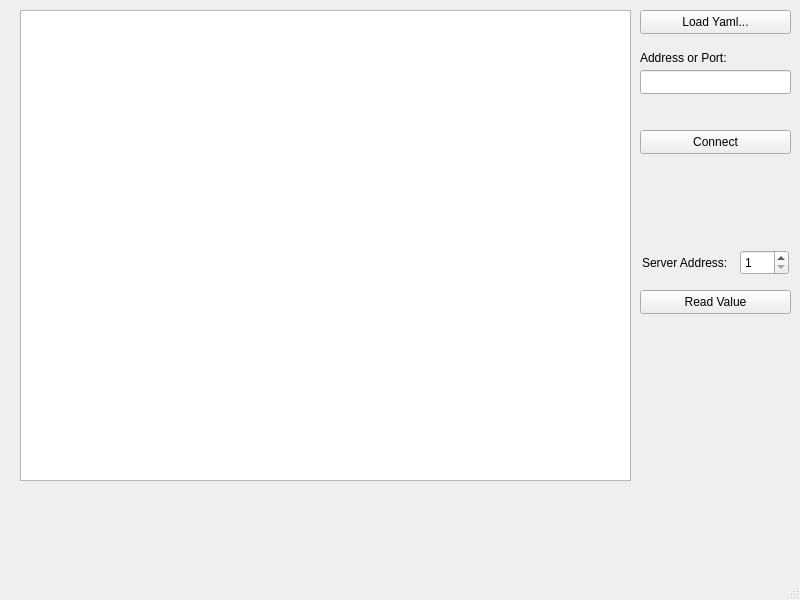
This is Qt/PV_View/mainwindow.ui in Rolloke/GUI-Apps as Qt 5 draws it before an edit. The edited form follows.
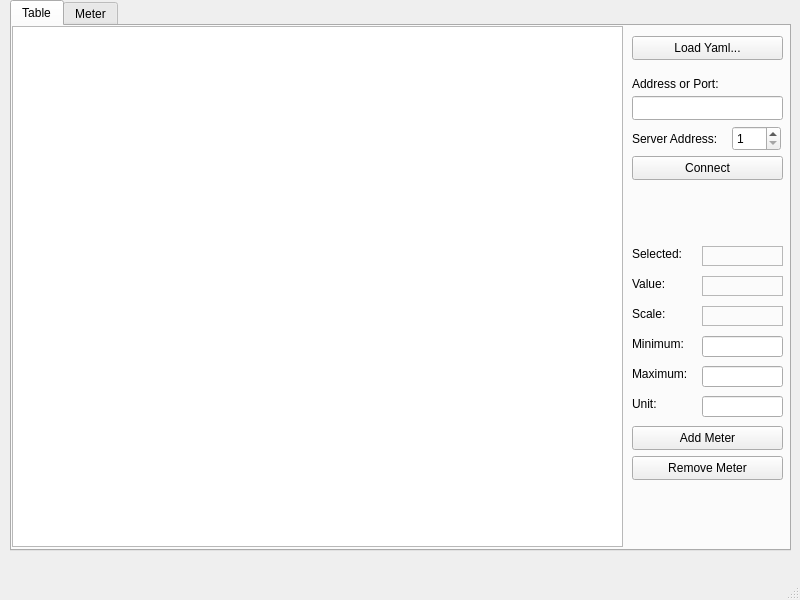
This is the edited form. The open tabs and pages were chosen to show the change.

Commit message: added progress bar to sho values grafically

The edit to the form file:
```diff
--- a/Qt/PV_View/mainwindow.ui
+++ b/Qt/PV_View/mainwindow.ui
@@ -14,13 +14,32 @@
    <string>MainWindow</string>
   </property>
   <widget class="QWidget" name="centralwidget">
+   <widget class="QTabWidget" name="tabWidget">
+    <property name="geometry">
+     <rect>
+      <x>10</x>
+      <y>0</y>
+      <width>781</width>
+      <height>551</height>
+     </rect>
+    </property>
+    <property name="tabShape">
+     <enum>QTabWidget::Rounded</enum>
+    </property>
+    <property name="currentIndex">
+     <number>1</number>
+    </property>
+    <widget class="QWidget" name="tabTable">
+     <attribute name="title">
+      <string>Table</string>
+     </attribute>
    <widget class="QTableView" name="tableView">
     <property name="geometry">
      <rect>
-      <x>20</x>
-      <y>10</y>
+        <x>0</x>
+        <y>0</y>
       <width>611</width>
-      <height>471</height>
+        <height>521</height>
      </rect>
     </property>
     <property name="editTriggers">
@@ -36,7 +55,7 @@
    <widget class="QPushButton" name="btnLoadYamlFile">
     <property name="geometry">
      <rect>
-      <x>640</x>
+        <x>620</x>
       <y>10</y>
       <width>151</width>
       <height>24</height>
@@ -46,24 +65,53 @@
      <string>Load Yaml...</string>
     </property>
    </widget>
-   <widget class="QPushButton" name="btnReadValue">
+     <widget class="QLineEdit" name="edtAddress">
     <property name="geometry">
      <rect>
-      <x>640</x>
-      <y>290</y>
+        <x>620</x>
+        <y>70</y>
       <width>151</width>
       <height>24</height>
      </rect>
     </property>
+     </widget>
+     <widget class="QPushButton" name="btnConnect">
+      <property name="geometry">
+       <rect>
+        <x>620</x>
+        <y>130</y>
+        <width>151</width>
+        <height>24</height>
+       </rect>
+      </property>
     <property name="text">
-     <string>Read Value</string>
+       <string>Connect</string>
+      </property>
+     </widget>
+     <widget class="QLabel" name="labelServerAddress">
+      <property name="geometry">
+       <rect>
+        <x>620</x>
+        <y>100</y>
+        <width>92</width>
+        <height>25</height>
+       </rect>
+      </property>
+      <property name="sizePolicy">
+       <sizepolicy hsizetype="Maximum" vsizetype="Preferred">
+        <horstretch>0</horstretch>
+        <verstretch>0</verstretch>
+       </sizepolicy>
+      </property>
+      <property name="text">
+       <string>Server Address:</string>
     </property>
    </widget>
    <widget class="QSpinBox" name="edtServerAddress">
     <property name="geometry">
      <rect>
-      <x>740</x>
-      <y>250</y>
+        <x>720</x>
+        <y>100</y>
       <width>49</width>
       <height>25</height>
      </rect>
@@ -81,52 +129,23 @@
      <number>247</number>
     </property>
    </widget>
-   <widget class="QLabel" name="label_27">
+     <widget class="QPushButton" name="btnAddMeter">
     <property name="geometry">
      <rect>
-      <x>642</x>
-      <y>250</y>
-      <width>92</width>
-      <height>25</height>
-     </rect>
-    </property>
-    <property name="sizePolicy">
-     <sizepolicy hsizetype="Maximum" vsizetype="Preferred">
-      <horstretch>0</horstretch>
-      <verstretch>0</verstretch>
-     </sizepolicy>
-    </property>
-    <property name="text">
-     <string>Server Address:</string>
-    </property>
-   </widget>
-   <widget class="QPushButton" name="btnConnect">
-    <property name="geometry">
-     <rect>
-      <x>640</x>
-      <y>130</y>
+        <x>620</x>
+        <y>400</y>
       <width>151</width>
       <height>24</height>
      </rect>
     </property>
     <property name="text">
-     <string>Connect</string>
-    </property>
-   </widget>
-   <widget class="QLineEdit" name="edtAddress">
+       <string>Add Meter</string>
+      </property>
+     </widget>
+     <widget class="QLabel" name="labelAddressOrPort">
     <property name="geometry">
      <rect>
-      <x>640</x>
-      <y>70</y>
-      <width>151</width>
-      <height>24</height>
-     </rect>
-    </property>
-   </widget>
-   <widget class="QLabel" name="label">
-    <property name="geometry">
-     <rect>
-      <x>640</x>
+        <x>620</x>
       <y>50</y>
       <width>151</width>
       <height>16</height>
@@ -135,6 +154,366 @@
     <property name="text">
      <string>Address or Port:</string>
     </property>
+     </widget>
+     <widget class="QLabel" name="labelSelected">
+      <property name="geometry">
+       <rect>
+        <x>620</x>
+        <y>220</y>
+        <width>61</width>
+        <height>16</height>
+       </rect>
+      </property>
+      <property name="text">
+       <string>Selected:</string>
+      </property>
+     </widget>
+     <widget class="QLabel" name="textSelected">
+      <property name="geometry">
+       <rect>
+        <x>690</x>
+        <y>220</y>
+        <width>81</width>
+        <height>20</height>
+       </rect>
+      </property>
+      <property name="frameShape">
+       <enum>QFrame::StyledPanel</enum>
+      </property>
+      <property name="text">
+       <string/>
+      </property>
+      <property name="margin">
+       <number>0</number>
+      </property>
+     </widget>
+     <widget class="QLabel" name="label">
+      <property name="geometry">
+       <rect>
+        <x>620</x>
+        <y>310</y>
+        <width>58</width>
+        <height>16</height>
+       </rect>
+      </property>
+      <property name="text">
+       <string>Minimum:</string>
+      </property>
+     </widget>
+     <widget class="QLineEdit" name="edtMinimum">
+      <property name="geometry">
+       <rect>
+        <x>690</x>
+        <y>310</y>
+        <width>81</width>
+        <height>21</height>
+       </rect>
+      </property>
+     </widget>
+     <widget class="QLabel" name="labelMaximum">
+      <property name="geometry">
+       <rect>
+        <x>620</x>
+        <y>340</y>
+        <width>58</width>
+        <height>16</height>
+       </rect>
+      </property>
+      <property name="text">
+       <string>Maximum:</string>
+      </property>
+     </widget>
+     <widget class="QLineEdit" name="edtMaximum">
+      <property name="geometry">
+       <rect>
+        <x>690</x>
+        <y>340</y>
+        <width>81</width>
+        <height>21</height>
+       </rect>
+      </property>
+     </widget>
+     <widget class="QLabel" name="labelUnit">
+      <property name="geometry">
+       <rect>
+        <x>620</x>
+        <y>370</y>
+        <width>58</width>
+        <height>16</height>
+       </rect>
+      </property>
+      <property name="text">
+       <string>Unit:</string>
+      </property>
+     </widget>
+     <widget class="QLineEdit" name="edtUnit">
+      <property name="geometry">
+       <rect>
+        <x>690</x>
+        <y>370</y>
+        <width>81</width>
+        <height>21</height>
+       </rect>
+      </property>
+     </widget>
+     <widget class="QPushButton" name="pushButton">
+      <property name="geometry">
+       <rect>
+        <x>620</x>
+        <y>430</y>
+        <width>151</width>
+        <height>24</height>
+       </rect>
+      </property>
+      <property name="text">
+       <string>Remove Meter</string>
+      </property>
+     </widget>
+     <widget class="QLabel" name="labelValue">
+      <property name="geometry">
+       <rect>
+        <x>620</x>
+        <y>250</y>
+        <width>61</width>
+        <height>16</height>
+       </rect>
+      </property>
+      <property name="text">
+       <string>Value:</string>
+      </property>
+     </widget>
+     <widget class="QLabel" name="textValue">
+      <property name="geometry">
+       <rect>
+        <x>690</x>
+        <y>250</y>
+        <width>81</width>
+        <height>20</height>
+       </rect>
+      </property>
+      <property name="frameShape">
+       <enum>QFrame::StyledPanel</enum>
+      </property>
+      <property name="text">
+       <string/>
+      </property>
+      <property name="margin">
+       <number>0</number>
+      </property>
+     </widget>
+     <widget class="QLabel" name="labelMaximum_2">
+      <property name="geometry">
+       <rect>
+        <x>620</x>
+        <y>280</y>
+        <width>58</width>
+        <height>16</height>
+       </rect>
+      </property>
+      <property name="text">
+       <string>Scale:</string>
+      </property>
+     </widget>
+     <widget class="QLabel" name="textScale">
+      <property name="geometry">
+       <rect>
+        <x>690</x>
+        <y>280</y>
+        <width>81</width>
+        <height>20</height>
+       </rect>
+      </property>
+      <property name="frameShape">
+       <enum>QFrame::StyledPanel</enum>
+      </property>
+      <property name="text">
+       <string/>
+      </property>
+      <property name="margin">
+       <number>0</number>
+      </property>
+     </widget>
+    </widget>
+    <widget class="QWidget" name="tabMeter">
+     <attribute name="title">
+      <string>Meter</string>
+     </attribute>
+     <widget class="QWidget" name="verticalLayoutWidget">
+      <property name="geometry">
+       <rect>
+        <x>10</x>
+        <y>10</y>
+        <width>747</width>
+        <height>51</height>
+       </rect>
+      </property>
+      <layout class="QVBoxLayout" name="verticalLayout">
+       <property name="spacing">
+        <number>5</number>
+       </property>
+       <property name="sizeConstraint">
+        <enum>QLayout::SetMinAndMaxSize</enum>
+       </property>
+       <item>
+        <layout class="QHBoxLayout" name="horizontalLayout_2" stretch="2,1,0,2">
+         <property name="spacing">
+          <number>5</number>
+         </property>
+         <item>
+          <layout class="QVBoxLayout" name="labelNames">
+           <property name="spacing">
+            <number>5</number>
+           </property>
+           <property name="sizeConstraint">
+            <enum>QLayout::SetDefaultConstraint</enum>
+           </property>
+           <item>
+            <widget class="QLabel" name="labelNameHeading">
+             <property name="minimumSize">
+              <size>
+               <width>50</width>
+               <height>0</height>
+              </size>
+             </property>
+             <property name="maximumSize">
+              <size>
+               <width>200</width>
+               <height>16777215</height>
+              </size>
+             </property>
+             <property name="locale">
+              <locale language="English" country="UnitedStates"/>
+             </property>
+             <property name="text">
+              <string>Name</string>
+             </property>
+             <property name="alignment">
+              <set>Qt::AlignCenter</set>
+             </property>
+            </widget>
+           </item>
+          </layout>
+         </item>
+         <item>
+          <layout class="QVBoxLayout" name="labelMeter">
+           <property name="spacing">
+            <number>5</number>
+           </property>
+           <property name="sizeConstraint">
+            <enum>QLayout::SetDefaultConstraint</enum>
+           </property>
+           <item>
+            <widget class="QLabel" name="labelMeterHeading">
+             <property name="minimumSize">
+              <size>
+               <width>480</width>
+               <height>0</height>
+              </size>
+             </property>
+             <property name="maximumSize">
+              <size>
+               <width>480</width>
+               <height>16777215</height>
+              </size>
+             </property>
+             <property name="locale">
+              <locale language="English" country="UnitedStates"/>
+             </property>
+             <property name="text">
+              <string>Meter</string>
+             </property>
+             <property name="alignment">
+              <set>Qt::AlignCenter</set>
+             </property>
+            </widget>
+           </item>
+          </layout>
+         </item>
+         <item>
+          <layout class="QVBoxLayout" name="labelValues">
+           <property name="spacing">
+            <number>5</number>
+           </property>
+           <property name="sizeConstraint">
+            <enum>QLayout::SetDefaultConstraint</enum>
+           </property>
+           <property name="leftMargin">
+            <number>0</number>
+           </property>
+           <property name="rightMargin">
+            <number>0</number>
+           </property>
+           <item>
+            <widget class="QLabel" name="labelValueHeading">
+             <property name="minimumSize">
+              <size>
+               <width>70</width>
+               <height>0</height>
+              </size>
+             </property>
+             <property name="maximumSize">
+              <size>
+               <width>70</width>
+               <height>16777215</height>
+              </size>
+             </property>
+             <property name="text">
+              <string>Value</string>
+             </property>
+            </widget>
+           </item>
+          </layout>
+         </item>
+         <item>
+          <layout class="QVBoxLayout" name="labelUnits">
+           <property name="spacing">
+            <number>5</number>
+           </property>
+           <property name="sizeConstraint">
+            <enum>QLayout::SetDefaultConstraint</enum>
+           </property>
+           <item>
+            <widget class="QLabel" name="labelUnitHeading">
+             <property name="minimumSize">
+              <size>
+               <width>70</width>
+               <height>0</height>
+              </size>
+             </property>
+             <property name="maximumSize">
+              <size>
+               <width>70</width>
+               <height>16777215</height>
+              </size>
+             </property>
+             <property name="locale">
+              <locale language="English" country="UnitedStates"/>
+             </property>
+             <property name="text">
+              <string>Unit</string>
+             </property>
+             <property name="alignment">
+              <set>Qt::AlignCenter</set>
+             </property>
+            </widget>
+           </item>
+          </layout>
+         </item>
+        </layout>
+       </item>
+       <item>
+        <widget class="QPushButton" name="btnOK">
+         <property name="locale">
+          <locale language="English" country="UnitedStates"/>
+         </property>
+         <property name="text">
+          <string>OK</string>
+         </property>
+        </widget>
+       </item>
+      </layout>
+     </widget>
+    </widget>
    </widget>
   </widget>
   <widget class="QMenuBar" name="menubar">
```
Lines whose indentation alone changed are shown as unchanged. The commit also changes 3 other files.
